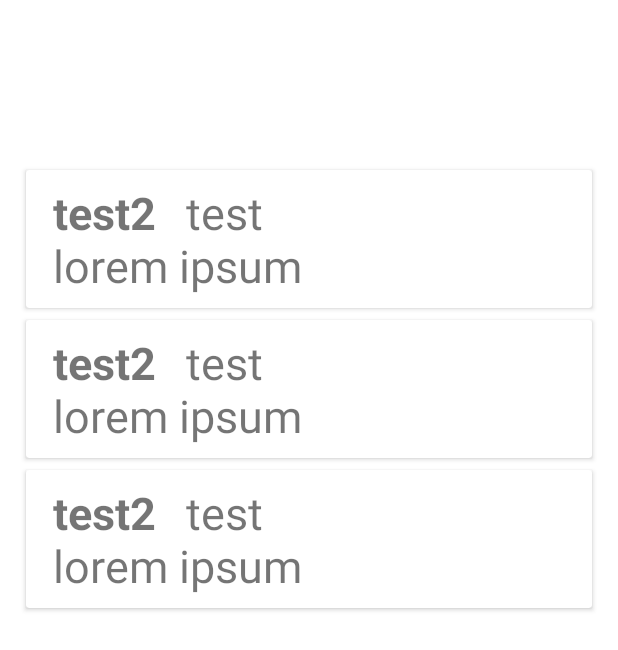
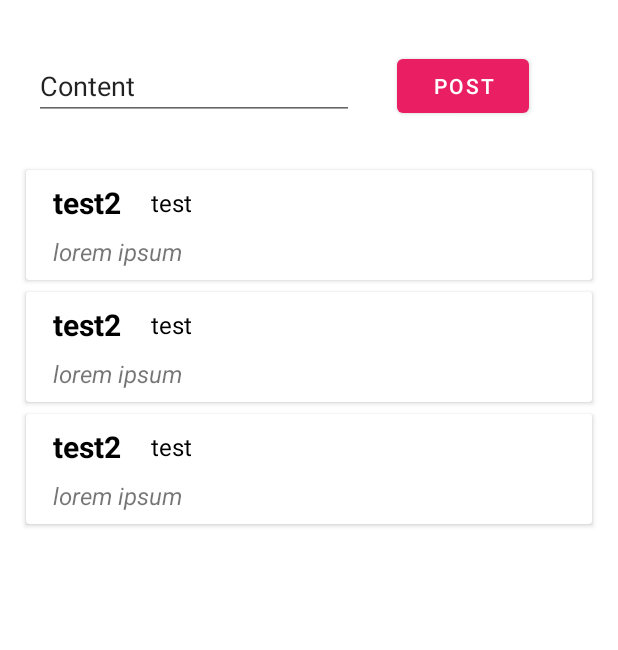
Before and after one commit to Isaayy/School, an Android app: the layout fragment_chat.xml on its own in the app's theme, with its tools: preview values and no code run, on a phone screen of 412 x 824 dp. Shown: the top 650 px of the screen. Run offline under Robolectric (Android 15) with nearby library versions, the phone set to English and light mode, and no system bars.

Commit message:
Display post

```diff
--- a/Second year/PPSM/Shoutbox/app/src/main/java/com/example/shoutbox/ExampleItem.kt
+++ b/Second year/PPSM/Shoutbox/app/src/main/java/com/example/shoutbox/ExampleItem.kt
@@ -1,3 +1,3 @@
 package com.example.shoutbox
 
-class ExampleItem( val text1: String, val text2: String, val text3: String)
+class ExampleItem( val login: String, val date: String, val content: String)
--- a/Second year/PPSM/Shoutbox/app/src/main/java/com/example/shoutbox/PostModel.kt
+++ b/Second year/PPSM/Shoutbox/app/src/main/java/com/example/shoutbox/PostModel.kt
@@ -4,4 +4,7 @@ class PostModel {
     var content:String? = "test"
     var login:String? = "maciek"
     var date:String? = "02-12-2020"
+
+
+
 }
--- a/Second year/PPSM/Shoutbox/app/src/main/java/com/example/shoutbox/RecycleViewAdapter.kt
+++ b/Second year/PPSM/Shoutbox/app/src/main/java/com/example/shoutbox/RecycleViewAdapter.kt
@@ -29,4 +29,9 @@ class RecycleViewAdapter(private val RecycleViewList: List<RecycleViewItem>) : R
         val textViewDate: TextView = itemView.findViewById(R.id.id_textViewDate)
         val textViewContent: TextView = itemView.findViewById(R.id.id_textViewContent)
     }
+
+//    fun setData(data: List<RecycleViewItem?>) {
+//
+//        notifyDataSetChanged()
+//    }
 }
--- a/Second year/PPSM/Shoutbox/app/src/main/res/layout/fragment_chat.xml
+++ b/Second year/PPSM/Shoutbox/app/src/main/res/layout/fragment_chat.xml
@@ -14,12 +14,39 @@
 
         <androidx.recyclerview.widget.RecyclerView
             android:id="@+id/id_recyclerView"
-            android:layout_marginTop="100dp"
-            android:padding="4dp"
-            android:clipToPadding="false"
             android:layout_width="match_parent"
             android:layout_height="wrap_content"
-            tools:listitem="@layout/recycleview_item"/>
+            android:layout_marginTop="100dp"
+            android:clipToPadding="false"
+            android:padding="4dp"
+            tools:listitem="@layout/recycleview_item" />
+
+        <EditText
+            android:id="@+id/editTextTextPersonName"
+            android:layout_width="wrap_content"
+            android:layout_height="wrap_content"
+            android:layout_alignParentStart="true"
+            android:layout_alignParentLeft="true"
+            android:layout_alignParentTop="true"
+            android:layout_marginStart="13dp"
+            android:layout_marginLeft="13dp"
+            android:layout_marginTop="29dp"
+            android:ems="10"
+            android:inputType="textPersonName"
+            android:text="Content" />
+
+        <Button
+            android:id="@+id/post_btn"
+            android:layout_width="wrap_content"
+            android:layout_height="wrap_content"
+            android:layout_alignParentStart="true"
+            android:layout_alignParentLeft="true"
+            android:layout_alignParentTop="true"
+            android:layout_marginStart="255dp"
+            android:layout_marginLeft="255dp"
+            android:layout_marginTop="28dp"
+            android:text="POST"
+            app:backgroundTint="#E91E63" />
 
     </RelativeLayout>
 
--- a/Second year/PPSM/Shoutbox/app/src/main/res/layout/recycleview_item.xml
+++ b/Second year/PPSM/Shoutbox/app/src/main/res/layout/recycleview_item.xml
@@ -17,8 +17,9 @@
             android:layout_gravity="center_vertical"
             android:layout_marginHorizontal="10dp"
             android:text="test2"
-            android:textStyle="bold"
-            android:textSize="30sp" />
+            android:textColor="#000000"
+            android:textSize="20sp"
+            android:textStyle="bold" />
 
         <TextView
             android:id="@+id/id_textViewDate"
@@ -27,7 +28,9 @@
             android:layout_gravity="center_vertical"
             android:layout_marginHorizontal="10dp"
             android:text="test"
-            android:textSize="30sp" />
+            android:textColor="#000000"
+            android:textSize="16sp"
+            android:textStyle="normal" />
 
     </LinearLayout>
 
@@ -45,7 +48,8 @@
             android:layout_gravity="center_vertical"
             android:layout_marginHorizontal="10dp"
             android:text="lorem ipsum"
-            android:textSize="30sp" />
+            android:textSize="16sp"
+            android:textStyle="italic" />
 
 
     </LinearLayout>
```
Also changed, not shown: Second year/PPSM/Shoutbox/app/src/main/java/com/example/shoutbox/ApiInterface.kt (+8 -0 lines), Second year/PPSM/Shoutbox/app/src/main/java/com/example/shoutbox/ui/chat/ChatFragment.kt (+33 -32 lines).
